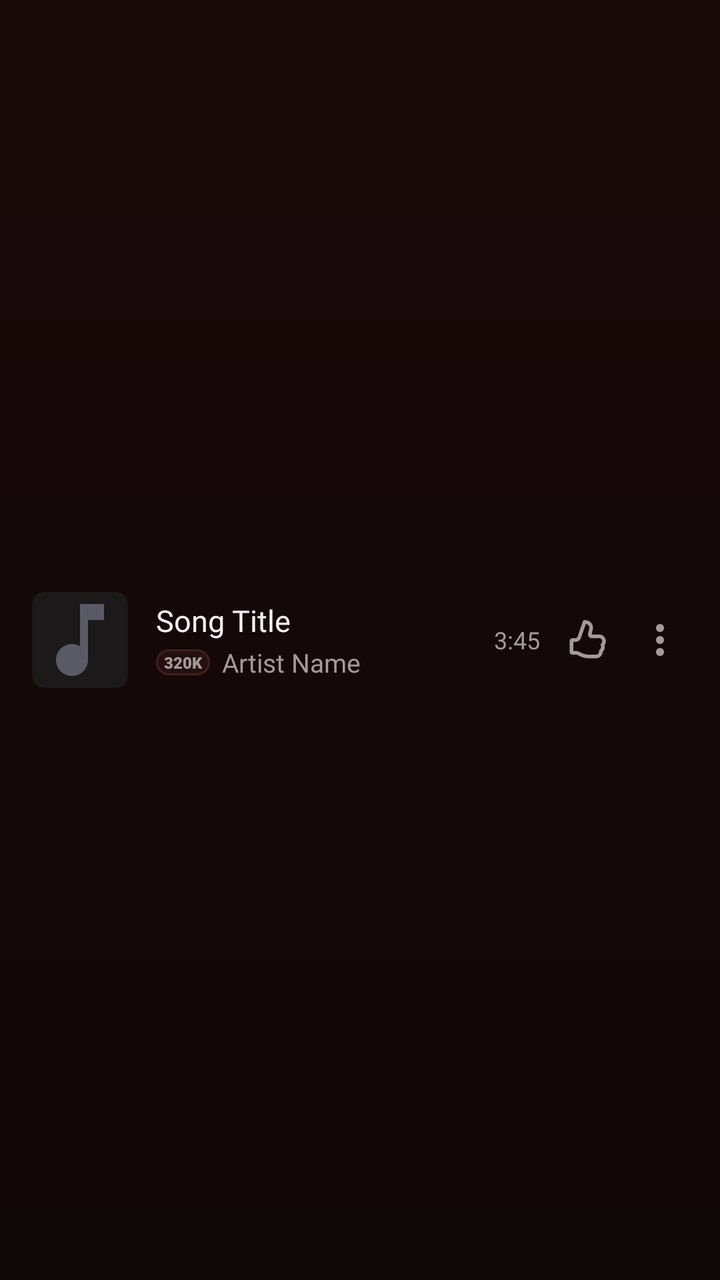
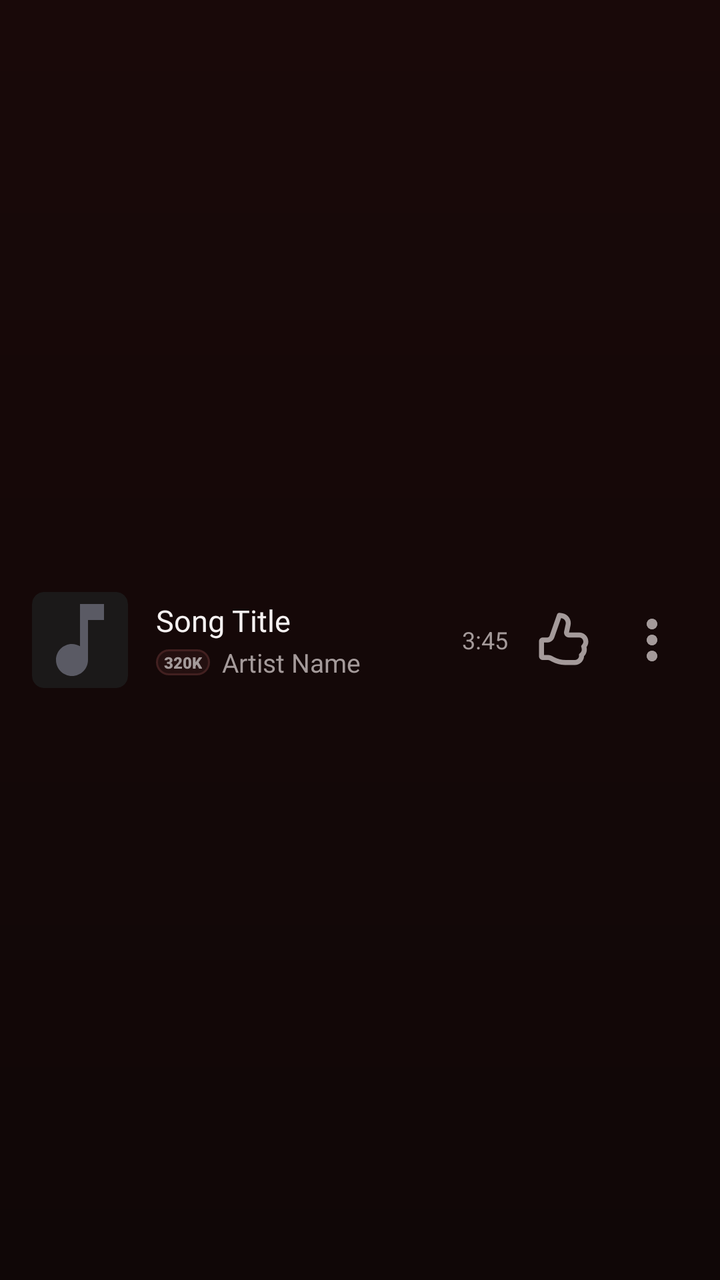

An Android layout rendered at two revisions. The XML below is the earlier revision; the diff shows what the commit changed to produce the second picture.
<!-- AndroidManifest.xml: application theme Theme.BraveMusicPlayer -->
<!-- res/layout/item_song.xml -->
<?xml version="1.0" encoding="utf-8"?>
<LinearLayout xmlns:android="http://schemas.android.com/apk/res/android"
    xmlns:app="http://schemas.android.com/apk/res-auto"
    android:layout_width="match_parent"
    android:layout_height="wrap_content"
    android:background="?android:attr/selectableItemBackground"
    android:gravity="center_vertical"
    android:orientation="horizontal"
    android:paddingStart="16dp"
    android:paddingTop="8dp"
    android:paddingEnd="12dp"
    android:paddingBottom="8dp">

    
    <androidx.cardview.widget.CardView
        android:layout_width="48dp"
        android:layout_height="48dp"
        app:cardBackgroundColor="@color/surfaceCard"
        app:cardCornerRadius="6dp"
        app:cardElevation="0dp">

        <ImageView
            android:id="@+id/ivCover"
            android:layout_width="match_parent"
            android:layout_height="match_parent"
            android:contentDescription="Cover Art"
            android:scaleType="centerCrop"
            android:src="@drawable/ic_music_note" />
    </androidx.cardview.widget.CardView>

    
    <LinearLayout
        android:layout_width="0dp"
        android:layout_height="wrap_content"
        android:layout_marginStart="14dp"
        android:layout_marginEnd="8dp"
        android:layout_weight="1"
        android:orientation="vertical">

        <TextView
            android:id="@+id/tvSongTitle"
            android:layout_width="wrap_content"
            android:layout_height="wrap_content"
            android:ellipsize="end"
            android:fontFamily="@font/youtube_sans_bold_font"
            android:maxLines="1"
            android:text="Song Title"
            android:textColor="@color/textPrimary"
            android:textSize="15sp" />

        <LinearLayout
            android:layout_width="wrap_content"
            android:layout_height="wrap_content"
            android:layout_marginTop="2dp"
            android:gravity="center_vertical"
            android:orientation="horizontal">

            <TextView
                android:id="@+id/tvHiFiBadge"
                android:layout_width="wrap_content"
                android:layout_height="wrap_content"
                android:layout_marginEnd="6dp"
                android:background="@drawable/bg_pill_badge"
                android:fontFamily="sans-serif-black"
                android:paddingStart="4dp"
                android:paddingTop="1dp"
                android:paddingEnd="4dp"
                android:paddingBottom="1dp"
                android:text="320K"
                android:textColor="@color/textSecondary"
                android:textSize="8sp" />

            <TextView
                android:id="@+id/tvSongArtist"
                android:layout_width="wrap_content"
                android:layout_height="wrap_content"
                android:ellipsize="end"
                android:fontFamily="sans-serif"
                android:maxLines="1"
                android:text="Artist Name"
                android:textColor="@color/textSecondary"
                android:textSize="13sp" />

            <TextView
                android:id="@+id/tvSongAlbum"
                android:layout_width="wrap_content"
                android:layout_height="wrap_content"
                android:ellipsize="end"
                android:fontFamily="sans-serif"
                android:maxLines="1"
                android:text=""
                android:textColor="@color/textDisabled"
                android:textSize="11sp"
                android:visibility="gone" />
        </LinearLayout>
    </LinearLayout>

    
    <TextView
        android:id="@+id/tvSongDuration"
        android:layout_width="wrap_content"
        android:layout_height="wrap_content"
        android:layout_marginEnd="6dp"
        android:fontFamily="sans-serif"
        android:text="3:45"
        android:textColor="@color/textSecondary"
        android:textSize="12sp" />

    
    <ImageView
        android:id="@+id/btnLikeSong"
        android:layout_width="36dp"
        android:layout_height="36dp"
        android:background="?android:attr/selectableItemBackgroundBorderless"
        android:contentDescription="Like Song"
        android:padding="7dp"
        android:src="@drawable/ic_ytm_thumb_up_outline"
        app:tint="@color/textSecondary" />

    
    <ImageView
        android:id="@+id/btnAddToQueue"
        android:layout_width="36dp"
        android:layout_height="36dp"
        android:background="?android:attr/selectableItemBackgroundBorderless"
        android:contentDescription="Song Options"
        android:padding="6dp"
        android:src="@drawable/ic_ytm_overflow"
        app:tint="@color/textSecondary" />

</LinearLayout>
<!-- resources referenced by this layout -->
<resources>
  <color name="surfaceCard">#1B1919</color>
  <color name="textDisabled">#686060</color>
  <color name="textPrimary">#F5F1F1</color>
  <color name="textSecondary">#A49A9A</color>
  <!-- drawable bg_pill_badge (drawable) -->
  <?xml version="1.0" encoding="utf-8"?>
  <shape xmlns:android="http://schemas.android.com/apk/res/android"
      android:shape="rectangle">
      <solid android:color="@color/surfaceElevated" />
      <stroke
          android:width="1dp"
          android:color="@color/borderSubtle" />
      <corners android:radius="6dp" />
  </shape>
  <!-- drawable ic_music_note (drawable) -->
  <vector xmlns:android="http://schemas.android.com/apk/res/android"
      android:width="24dp"
      android:height="24dp"
      android:viewportWidth="24"
      android:viewportHeight="24">
      <path
          android:fillColor="#5A5A64"
          android:pathData="M12,3v10.55c-0.59,-0.34 -1.27,-0.55 -2,-0.55 -2.21,0 -4,1.79 -4,4s1.79,4 4,4 4,-1.79 4,-4V7h4V3h-6z"/>
  </vector>
  <!-- drawable ic_ytm_overflow (drawable) -->
  <?xml version="1.0" encoding="utf-8"?>
  <vector  android:height="24.0dp" android:width="24.0dp" android:viewportWidth="24.0" android:viewportHeight="24.0"
    xmlns:android="http://schemas.android.com/apk/res/android">
      <path android:fillColor="@android:color/white" android:pathData="M12,4a2,2 0,1 0,0 4,2 2,0 0,0 0,-4ZM12,10a2,2 0,1 0,0 4,2 2,0 0,0 0,-4ZM12,16a2,2 0,1 0,0 4,2 2,0 0,0 0,-4Z" />
  </vector>
  <style name="Theme.BraveMusicPlayer" parent="Theme.MaterialComponents.DayNight.NoActionBar">
          <item name="colorPrimary">@color/accentPrimary</item>
          <item name="colorPrimaryVariant">@color/surfaceCard</item>
          <item name="colorOnPrimary">@color/textPrimary</item>
          <item name="colorSecondary">@color/accentPrimary</item>
          <item name="colorSecondaryVariant">@color/accentPressed</item>
          <item name="colorOnSecondary">@color/textPrimary</item>
          <item name="android:colorBackground">@color/background</item>
          <item name="android:statusBarColor">@color/background</item>
          <item name="android:navigationBarColor">@color/background</item>
          <item name="android:windowBackground">@drawable/bg_ytm_gradient</item>
          <item name="bottomSheetDialogTheme">@style/MelodyBottomSheetDialogTheme</item>
      </style>
  <color name="surfaceElevated">#241010</color>
  <color name="borderSubtle">#422020</color>
  <color name="accentPrimary">#B8203A</color>
  <color name="accentPressed">#8F1830</color>
  <color name="background">#100707</color>
  <!-- drawable bg_ytm_gradient (drawable) -->
  <?xml version="1.0" encoding="utf-8"?>
  <shape xmlns:android="http://schemas.android.com/apk/res/android"
      android:shape="rectangle">
      <gradient
          android:angle="270"
          android:startColor="@color/backgroundSecondary"
          android:endColor="@color/background"
          android:type="linear" />
  </shape>
  <style name="MelodyBottomSheetDialogTheme" parent="Theme.Design.Light.BottomSheetDialog">
          <item name="bottomSheetStyle">@style/MelodyBottomSheetStyle</item>
          <item name="android:windowIsFloating">false</item>
          <item name="android:navigationBarColor">@color/background</item>
      </style>
  <color name="backgroundSecondary">#190909</color>
  <style name="MelodyBottomSheetStyle" parent="Widget.Design.BottomSheet.Modal">
          <item name="android:background">@android:color/transparent</item>
      </style>
  <!-- unchanged entries left out for length: 1 -->
</resources>

<!-- the commit's change to res/layout/item_song.xml (unified diff, before → after) -->
@@ -109,8 +109,8 @@
     
     <ImageView
         android:id="@+id/btnLikeSong"
-        android:layout_width="36dp"
-        android:layout_height="36dp"
+        android:layout_width="44dp"
+        android:layout_height="44dp"
         android:background="?android:attr/selectableItemBackgroundBorderless"
         android:contentDescription="Like Song"
         android:padding="7dp"
@@ -120,8 +120,8 @@
     
     <ImageView
         android:id="@+id/btnAddToQueue"
-        android:layout_width="36dp"
-        android:layout_height="36dp"
+        android:layout_width="44dp"
+        android:layout_height="44dp"
         android:background="?android:attr/selectableItemBackgroundBorderless"
         android:contentDescription="Song Options"
         android:padding="6dp"
<!-- resource entries referenced after the edit -->
@@ -39,7 +39,9 @@
           <item name="colorOnSecondary">@color/textPrimary</item>
           <item name="android:colorBackground">@color/background</item>
           <item name="android:statusBarColor">@color/background</item>
-          <item name="android:navigationBarColor">@color/background</item>
+          <item name="android:navigationBarColor">@color/backgroundSecondary</item>
+          <item name="android:windowLightStatusBar">false</item>
+          <item name="android:windowLightNavigationBar" tools:targetApi="27">false</item>
           <item name="android:windowBackground">@drawable/bg_ytm_gradient</item>
           <item name="bottomSheetDialogTheme">@style/MelodyBottomSheetDialogTheme</item>
       </style>
@@ -61,7 +63,8 @@
   <style name="MelodyBottomSheetDialogTheme" parent="Theme.Design.Light.BottomSheetDialog">
           <item name="bottomSheetStyle">@style/MelodyBottomSheetStyle</item>
           <item name="android:windowIsFloating">false</item>
-          <item name="android:navigationBarColor">@color/background</item>
+          <item name="android:navigationBarColor">@color/backgroundSecondary</item>
+          <item name="android:windowLightNavigationBar" tools:targetApi="27">false</item>
       </style>
   <color name="backgroundSecondary">#190909</color>
   <style name="MelodyBottomSheetStyle" parent="Widget.Design.BottomSheet.Modal">
